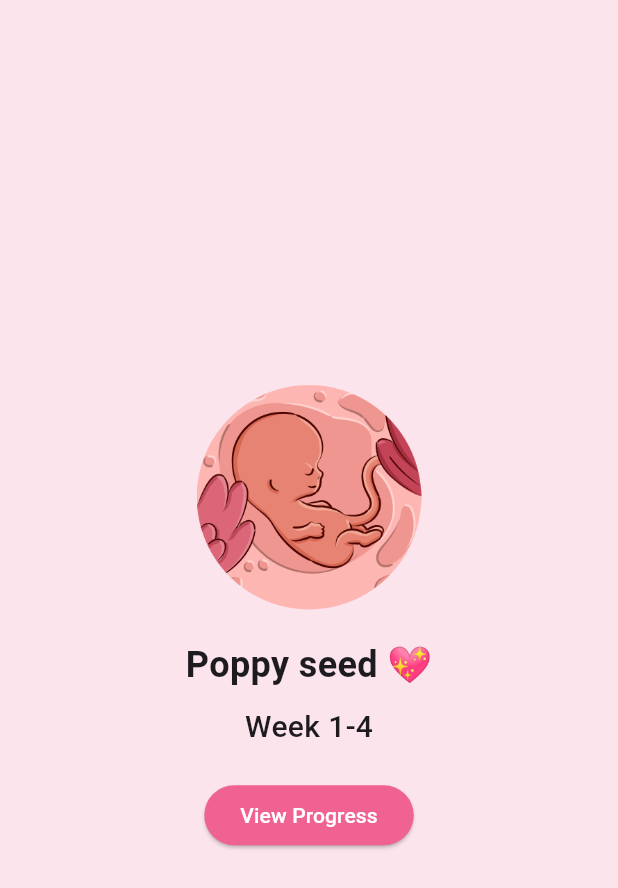
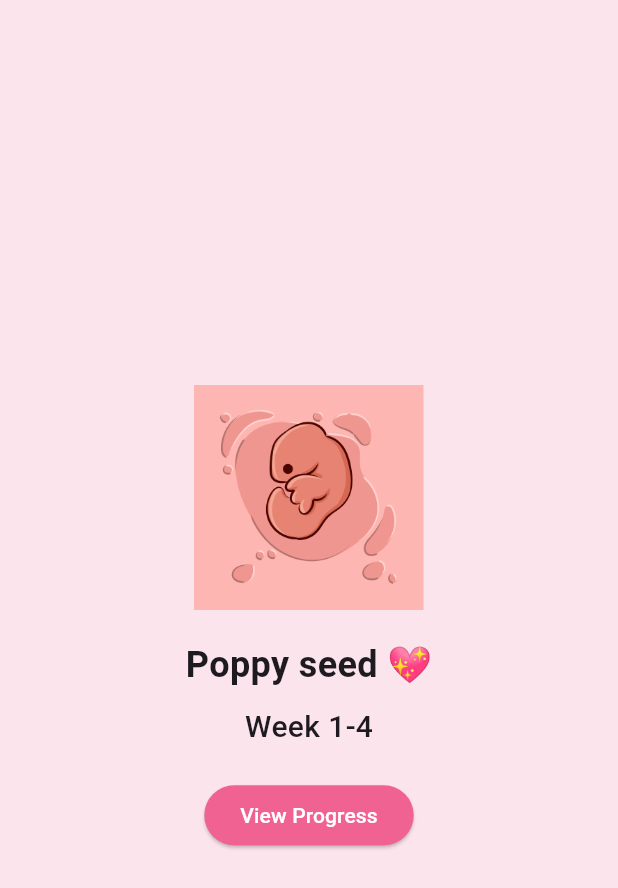
Before and after one commit to ShaikMoosa/Halima, a Flutter app: the HomeScreen screen opened by its route, on a phone screen of 412 x 824 dp. Shown: the top 888 px of the screen. Run offline on Flutter 3.47's test engine with Material 3 defaults, Android fonts, the phone set to English and light mode, and no system bars; Roboto replaces fonts that are missing (Arial).

Commit message:
image added as of each week

```diff
--- a/lib/home_screen.dart
+++ b/lib/home_screen.dart
@@ -2,6 +2,7 @@ import 'package:flutter/material.dart';
 import 'package:provider/provider.dart';
 import 'week_provider.dart';
 import 'week_data_model.dart';
+
 class HomeScreen extends StatelessWidget {
   const HomeScreen({super.key});
 
@@ -15,7 +16,7 @@ class HomeScreen extends StatelessWidget {
               child: CircularProgressIndicator(),
             )
           : PageView.builder(
-              scrollDirection: Axis.vertical, // Set vertical scroll direction
+              scrollDirection: Axis.vertical, // Vertical scroll direction
               itemCount: weeksData.length,
               itemBuilder: (context, index) {
                 final weekData = weeksData[index];
@@ -33,7 +34,11 @@ class HomeScreen extends StatelessWidget {
         child: Column(
           mainAxisAlignment: MainAxisAlignment.center,
           children: [
-            Image.asset('assets/baby.png', height: 150), // Replace with baby image asset
+            Image.asset(
+              'assets/${weekData.fruit.toLowerCase()}.png',
+              height: 150,
+              errorBuilder: (context, error, stackTrace) => const Icon(Icons.broken_image, size: 150), // Fallback in case image doesn't exist
+            ),
             const SizedBox(height: 20),
             Text(
               '${weekData.fruit} 💖',
@@ -57,9 +62,9 @@ class HomeScreen extends StatelessWidget {
                 ),
               ),
               child: const Text(
-                  'View Progress',
-                 style: TextStyle(
-                  color: Color.fromARGB(255, 255, 255, 255), // Change this to your desired color
+                'View Progress',
+                style: TextStyle(
+                  color: Colors.white,
                 ),
               ),
             ),
```
Also changed, not shown: pubspec.yaml (+15 -0 lines), assets/apple seed.png (added), assets/avocado.png (added), assets/bell pepper.png (added), assets/blueberry.png (added), assets/cucumber.png (added), assets/eggplant.png (added), assets/grape.png (added), assets/lemon.png (added), assets/lentil.png (added), assets/lime.png (added), assets/papaya.png (added), assets/pineapple.png (added), assets/poppy seed.png (added), 2 more files.
